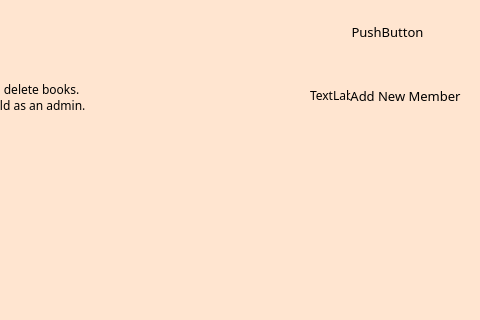
janelle-lr/CS106LibraryInformationSystem, file LibraryInformationSystem/adminmembercatalogue.ui: the form before one commit; both pictures show x 800 to 1280 and y 0 to 320 of the 1280 by 640 pixel window.
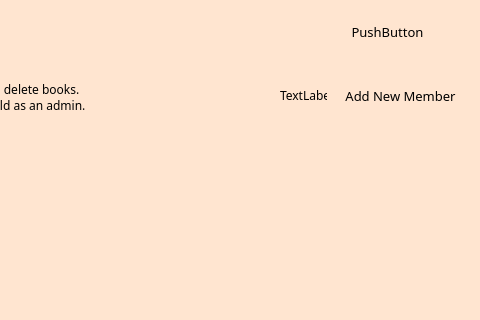
The form after the commit. Icons and pictures are not drawn.

```diff
--- a/LibraryInformationSystem/adminmembercatalogue.ui
+++ b/LibraryInformationSystem/adminmembercatalogue.ui
@@ -293,7 +293,7 @@
    <widget class="QLabel" name="addMemberIcon">
     <property name="geometry">
      <rect>
-      <x>1110</x>
+      <x>1080</x>
       <y>80</y>
       <width>47</width>
       <height>31</height>
@@ -306,9 +306,9 @@
    <widget class="QPushButton" name="addMemberBtn">
     <property name="geometry">
      <rect>
-      <x>1150</x>
+      <x>1140</x>
       <y>80</y>
-      <width>111</width>
+      <width>121</width>
       <height>31</height>
      </rect>
     </property>
```
